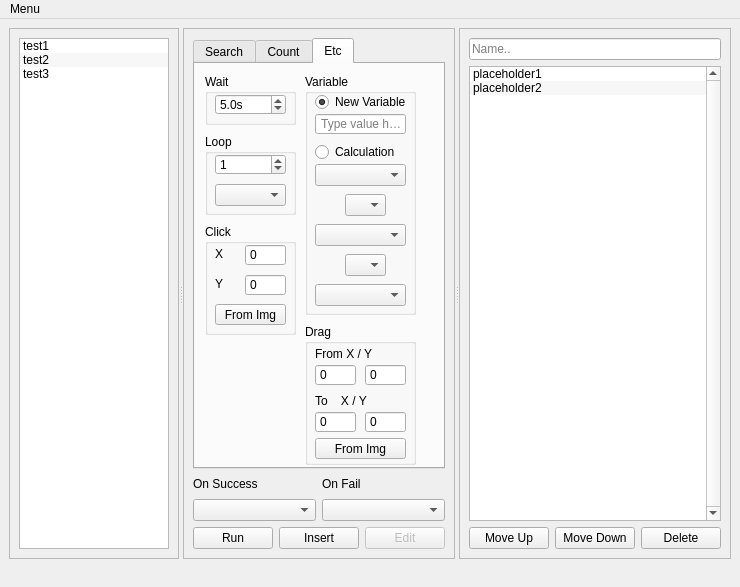
Above: qtUI/pymacro.ui from jupiterbjy/python-macro-practice before the change. Below: the same form after it.
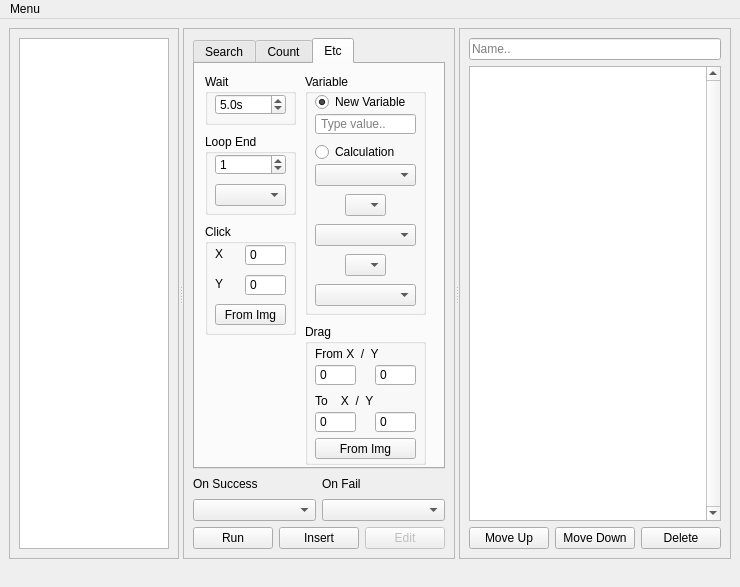
That is the form after the change.

Commit message: Ui minor changes. Now can stop Sequence while getting screen positions. Trying to fix loop bugs.

Patch:
```diff
--- a/qtUI/pymacro.ui
+++ b/qtUI/pymacro.ui
@@ -111,21 +111,6 @@
           <property name="selectionRectVisible">
            <bool>true</bool>
           </property>
-          <item>
-           <property name="text">
-            <string>test1</string>
-           </property>
-          </item>
-          <item>
-           <property name="text">
-            <string>test2</string>
-           </property>
-          </item>
-          <item>
-           <property name="text">
-            <string>test3</string>
-           </property>
-          </item>
          </widget>
         </item>
        </layout>
@@ -230,7 +215,7 @@
           </property>
           <property name="minimumSize">
            <size>
-            <width>0</width>
+            <width>252</width>
             <height>431</height>
            </size>
           </property>
@@ -993,7 +978,7 @@
              </rect>
             </property>
             <property name="title">
-             <string>Loop</string>
+             <string>Loop End</string>
             </property>
             <property name="checkable">
              <bool>false</bool>
@@ -1129,7 +1114,7 @@
              <rect>
               <x>110</x>
               <y>10</y>
-              <width>111</width>
+              <width>121</width>
               <height>241</height>
              </rect>
             </property>
@@ -1157,7 +1142,7 @@
               <rect>
                <x>10</x>
                <y>150</y>
-               <width>91</width>
+               <width>101</width>
                <height>22</height>
               </rect>
              </property>
@@ -1170,7 +1155,7 @@
               <rect>
                <x>10</x>
                <y>90</y>
-               <width>91</width>
+               <width>101</width>
                <height>22</height>
               </rect>
              </property>
@@ -1196,7 +1181,7 @@
               <rect>
                <x>10</x>
                <y>210</y>
-               <width>91</width>
+               <width>101</width>
                <height>22</height>
               </rect>
              </property>
@@ -1245,7 +1230,7 @@
               <rect>
                <x>10</x>
                <y>40</y>
-               <width>91</width>
+               <width>101</width>
                <height>20</height>
               </rect>
              </property>
@@ -1253,7 +1238,7 @@
               <string/>
              </property>
              <property name="placeholderText">
-              <string> Type value here..</string>
+              <string> Type value..</string>
              </property>
             </widget>
            </widget>
@@ -1262,7 +1247,7 @@
              <rect>
               <x>110</x>
               <y>260</y>
-              <width>111</width>
+              <width>121</width>
               <height>141</height>
              </rect>
             </property>
@@ -1274,7 +1259,7 @@
               <rect>
                <x>10</x>
                <y>114</y>
-               <width>91</width>
+               <width>101</width>
                <height>21</height>
               </rect>
              </property>
@@ -1292,7 +1277,7 @@
               </rect>
              </property>
              <property name="text">
-              <string>From X / Y</string>
+              <string>From X  /  Y</string>
              </property>
             </widget>
             <widget class="QSpinBox" name="dragFromX">
@@ -1317,7 +1302,7 @@
             <widget class="QSpinBox" name="dragFromY">
              <property name="geometry">
               <rect>
-               <x>60</x>
+               <x>70</x>
                <y>40</y>
                <width>41</width>
                <height>22</height>
@@ -1343,13 +1328,13 @@
               </rect>
              </property>
              <property name="text">
-              <string>To    X / Y</string>
+              <string>To    X  /  Y</string>
              </property>
             </widget>
             <widget class="QSpinBox" name="dragToY">
              <property name="geometry">
               <rect>
-               <x>60</x>
+               <x>70</x>
                <y>87</y>
                <width>41</width>
                <height>22</height>
@@ -1427,16 +1412,6 @@
           <property name="selectionRectVisible">
            <bool>true</bool>
           </property>
-          <item>
-           <property name="text">
-            <string>placeholder1</string>
-           </property>
-          </item>
-          <item>
-           <property name="text">
-            <string>placeholder2</string>
-           </property>
-          </item>
          </widget>
         </item>
         <item row="2" column="2">
```
Left out of the diff: 2 changed lines with no effect on the pictures. The commit also changes 6 other files.
